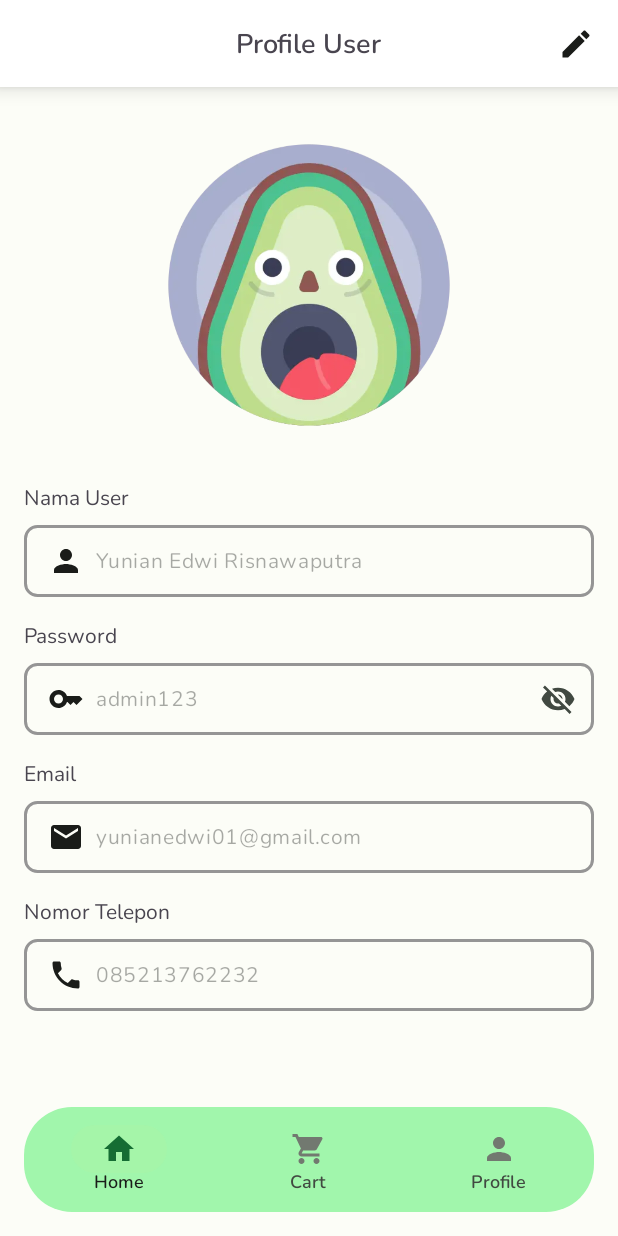
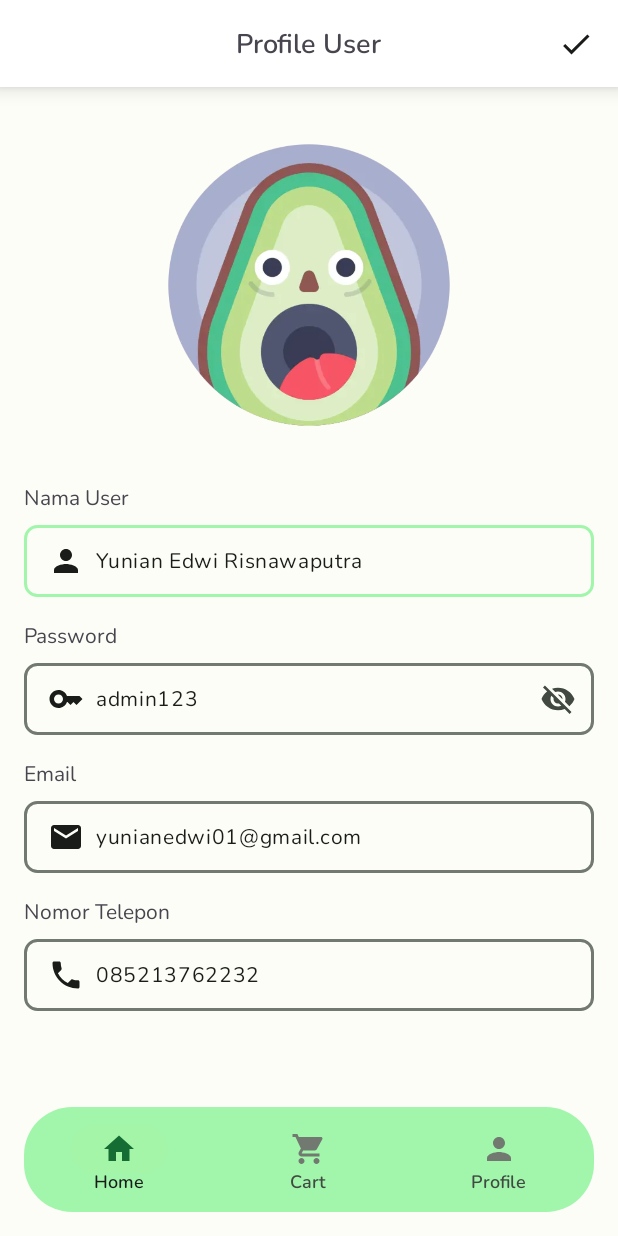
Before and after one commit to yunpnzr/24001084-km6-yun-foodapp, an Android app: the ProfileFragment screen opened through its navigation route, after a tap on an icon or button, on a phone screen of 412 x 824 dp. Run offline under Robolectric (Android 15) with nearby library versions, the light colour scheme and no system bars; our stand-ins replace CircleImageView, navigation-ui; pictures from the network do not load; 1 other tap on this screen came first.

Commit message:
Adding toggle edit in feature profile

```diff
--- a/app/src/main/java/com/yunpnzr/and_km6_yunianedwirisnawaputra_challenge/data/datasource/category/DummyCategoryDataSource.kt
+++ b/app/src/main/java/com/yunpnzr/and_km6_yunianedwirisnawaputra_challenge/data/datasource/category/DummyCategoryDataSource.kt
@@ -6,7 +6,7 @@ class DummyCategoryDataSource: CategoryDataSource {
     override fun getCategoryDataSource(): List<Category> {
         return listOf(
             Category(
-                imageUrl = "https://github.com/yunpnzr/foodapp-asset/blob/main/category_img/img_drink.jpg?raw=true",
+                imageUrl = "https://raw.githubusercontent.com/yunpnzr/foodapp-asset/main/category_img/img_rice.webp",
                 name = "Nasi"
             ),
             Category(
@@ -14,11 +14,11 @@ class DummyCategoryDataSource: CategoryDataSource {
                 name = "Mie"
             ),
             Category(
-                imageUrl = "https://raw.githubusercontent.com/yunpnzr/foodapp-asset/main/category_img/img_rice.webp",
+                imageUrl = "https://github.com/yunpnzr/foodapp-asset/blob/main/category_img/img_snack.jpg?raw=true",
                 name = "Snack"
             ),
             Category(
-                imageUrl = "https://github.com/yunpnzr/foodapp-asset/blob/main/category_img/img_snack.jpg?raw=true",
+                imageUrl = "https://github.com/yunpnzr/foodapp-asset/blob/main/category_img/img_drink.jpg?raw=true",
                 name = "Minuman"
             )
         )
--- a/app/src/main/java/com/yunpnzr/and_km6_yunianedwirisnawaputra_challenge/data/model/Category.kt
+++ b/app/src/main/java/com/yunpnzr/and_km6_yunianedwirisnawaputra_challenge/data/model/Category.kt
@@ -4,8 +4,6 @@ import java.util.UUID
 
 data class Category(
     var id: String = UUID.randomUUID().toString(),
-    //@DrawableRes
-    //var image: Int,
     var imageUrl: String,
     var name: String
 )
--- a/app/src/main/java/com/yunpnzr/and_km6_yunianedwirisnawaputra_challenge/presentation/home/HomeFragment.kt
+++ b/app/src/main/java/com/yunpnzr/and_km6_yunianedwirisnawaputra_challenge/presentation/home/HomeFragment.kt
@@ -106,10 +106,10 @@ class HomeFragment : Fragment() {
 
         binding.layoutListCatalog.rvCatalog.apply {
             adapter = this@HomeFragment.catalogAdapter
-            if (usingListMode){
-                layoutManager = LinearLayoutManager(requireContext())
+            layoutManager = if (usingListMode){
+                LinearLayoutManager(requireContext())
             } else {
-                layoutManager = StaggeredGridLayoutManager(2, StaggeredGridLayoutManager.VERTICAL)
+                StaggeredGridLayoutManager(2, StaggeredGridLayoutManager.VERTICAL)
             }
         }
         catalogAdapter?.submitData(viewModel.getCatalogList())
--- a/app/src/main/java/com/yunpnzr/and_km6_yunianedwirisnawaputra_challenge/presentation/home/HomeViewModel.kt
+++ b/app/src/main/java/com/yunpnzr/and_km6_yunianedwirisnawaputra_challenge/presentation/home/HomeViewModel.kt
@@ -11,13 +11,9 @@ class HomeViewModel(
     private val catalogRepository: CatalogRepository
 ): ViewModel() {
 
-    //private val dataSource: AppDataSource by lazy { AppDataSourceImpl() }
     private val _isUsingGridMode = MutableLiveData(false)
     val isUsingGridMode: LiveData<Boolean>
         get() = _isUsingGridMode
-
-    //fun getCategoryList() = dataSource.getCategoryDataSource()
-    //fun getCatalogList() = dataSource.getCatalogDataSource()
 
     fun getCatalogList() = catalogRepository.getCatalog()
     fun getCategoryList() = categoryRepository.getCategory()
--- a/app/src/main/java/com/yunpnzr/and_km6_yunianedwirisnawaputra_challenge/presentation/home/adapter/CategoryMenuAdapter.kt
+++ b/app/src/main/java/com/yunpnzr/and_km6_yunianedwirisnawaputra_challenge/presentation/home/adapter/CategoryMenuAdapter.kt
@@ -26,7 +26,6 @@ class CategoryMenuAdapter: RecyclerView.Adapter<CategoryMenuAdapter.CategoryView
         private val binding: ItemCategoryMenuBinding
     ): RecyclerView.ViewHolder(binding.root){
         fun bind(item: Category){
-            //binding.ivCategoryMenu.setImageResource(item.imageUrl)
             binding.ivCategoryMenu.load(item.imageUrl){
                 placeholder(R.drawable.img_loading_picture)
                 error(R.drawable.img_error)
--- a/app/src/main/java/com/yunpnzr/and_km6_yunianedwirisnawaputra_challenge/presentation/profile/ProfileFragment.kt
+++ b/app/src/main/java/com/yunpnzr/and_km6_yunianedwirisnawaputra_challenge/presentation/profile/ProfileFragment.kt
@@ -5,17 +5,63 @@ import android.view.LayoutInflater
 import android.view.View
 import android.view.ViewGroup
 import androidx.fragment.app.Fragment
+import androidx.fragment.app.viewModels
+import com.yunpnzr.and_km6_yunianedwirisnawaputra_challenge.R
 import com.yunpnzr.and_km6_yunianedwirisnawaputra_challenge.databinding.FragmentProfileBinding
 
 class ProfileFragment : Fragment() {
 
     private lateinit var binding: FragmentProfileBinding
+    private val viewModel: ProfileViewModel by viewModels()
 
     override fun onCreateView(
         inflater: LayoutInflater, container: ViewGroup?,
         savedInstanceState: Bundle?,
-    ): View? {
+    ): View {
         binding = FragmentProfileBinding.inflate(layoutInflater,container,false)
         return binding.root
     }
+
+    override fun onViewCreated(view: View, savedInstanceState: Bundle?) {
+        super.onViewCreated(view, savedInstanceState)
+        setClickEdit()
+        observeEditMode()
+    }
+
+    private fun setEditEnabledOrDisabled(isEnabledOrDisabledEdit: Boolean) {
+        if(!isEnabledOrDisabledEdit){
+            binding.etName.isEnabled = false
+            binding.etEmail.isEnabled = false
+            binding.etPassword.isEnabled = false
+            binding.etTelephone.isEnabled = false
+        } else {
+            binding.etName.isEnabled = true
+            binding.etEmail.isEnabled = true
+            binding.etPassword.isEnabled = true
+            binding.etTelephone.isEnabled = true
+        }
+    }
+
+    private fun setEnableOrDisableEdit(isEnabledOrDisabledEdit: Boolean) {
+        binding.layoutTopBarProfile.ivEdit.setImageResource(
+            if (!isEnabledOrDisabledEdit){
+                R.drawable.ic_edit
+            } else {
+                R.drawable.ic_checklist
+            }
+        )
+    }
+
+    private fun observeEditMode() {
+        viewModel.isEnableOrDisableEdit.observe(viewLifecycleOwner){ isEnabledOrDisabledEdit ->
+            setEnableOrDisableEdit(isEnabledOrDisabledEdit)
+            setEditEnabledOrDisabled(isEnabledOrDisabledEdit)
+        }
+    }
+
+    private fun setClickEdit() {
+        binding.layoutTopBarProfile.ivEdit.setOnClickListener{
+            viewModel.changeEditMode()
+        }
+    }
 }
--- a/app/src/main/java/com/yunpnzr/and_km6_yunianedwirisnawaputra_challenge/presentation/profile/ProfileViewModel.kt
+++ b/app/src/main/java/com/yunpnzr/and_km6_yunianedwirisnawaputra_challenge/presentation/profile/ProfileViewModel.kt
@@ -1,6 +1,16 @@
 package com.yunpnzr.and_km6_yunianedwirisnawaputra_challenge.presentation.profile
 
+import androidx.lifecycle.LiveData
+import androidx.lifecycle.MutableLiveData
 import androidx.lifecycle.ViewModel
 
 class ProfileViewModel: ViewModel() {
+    private val _isEnableOrDisableEdit = MutableLiveData(false)
+    val isEnableOrDisableEdit: LiveData<Boolean>
+        get() = _isEnableOrDisableEdit
+
+    fun changeEditMode(){
+        val currentValue = isEnableOrDisableEdit.value?: false
+        _isEnableOrDisableEdit.postValue(!currentValue)
+    }
 }
--- /dev/null
+++ b/app/src/main/res/drawable/ic_checklist.xml
@@ -0,0 +1,5 @@
+<vector xmlns:android="http://schemas.android.com/apk/res/android" android:height="24dp" android:tint="?attr/colorOnSurface" android:viewportHeight="24" android:viewportWidth="24" android:width="24dp">
+
+    <path android:fillColor="@android:color/white" android:pathData="M9,16.17L4.83,12l-1.42,1.41L9,19 21,7l-1.41,-1.41z"/>
+
+</vector>
--- a/app/src/main/res/layout/fragment_profile.xml
+++ b/app/src/main/res/layout/fragment_profile.xml
@@ -8,7 +8,8 @@
 
     <androidx.constraintlayout.widget.ConstraintLayout
         android:layout_width="match_parent"
-        android:layout_height="match_parent">
+        android:layout_height="match_parent"
+        android:layout_marginBottom="100dp">
 
         <include
             android:id="@+id/layout_top_bar_profile"
```
Also changed, not shown: app/src/main/res/layout/layout_photo_detail.xml (+4 -4 lines).
